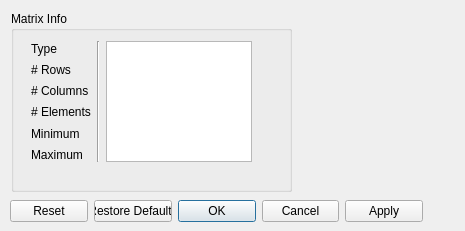
This is src/Interface/Modules/Math/ReportMatrixInfo.ui in SCIInstitute/SCIRun as Qt 5 draws it before an edit. The edited form follows.
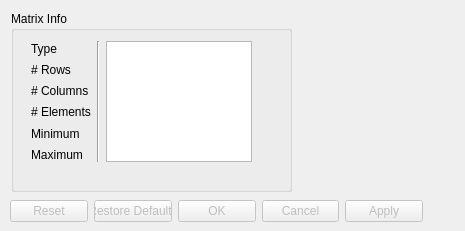
This is the edited form.

```diff
--- a/src/Interface/Modules/Math/ReportMatrixInfo.ui
+++ b/src/Interface/Modules/Math/ReportMatrixInfo.ui
@@ -26,6 +26,9 @@
    <string>Dialog</string>
   </property>
   <widget class="QDialogButtonBox" name="buttonBox">
+   <property name="enabled">
+    <bool>false</bool>
+   </property>
    <property name="geometry">
     <rect>
      <x>10</x>
```
